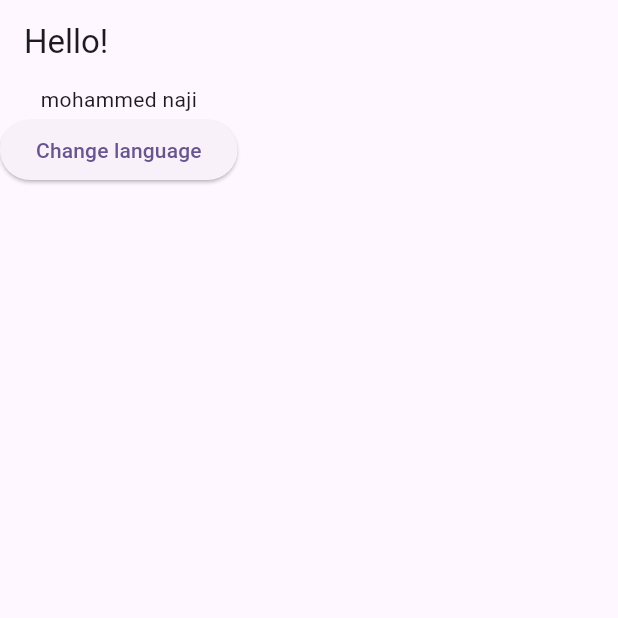
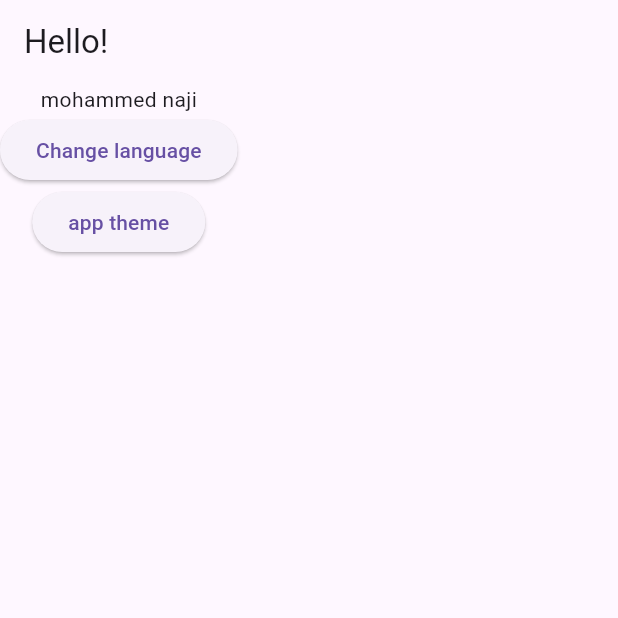
Before and after one commit to mohammednajy/CarAds_App, a Flutter app: the screen it shows after launch, on a phone screen of 412 x 824 dp, the top half of it. Run offline on Flutter 3.47's test engine with Material 3 defaults, Android fonts, the phone set to English and light mode, and no system bars; our stand-ins replace easy_localization, flutter_riverpod.

Commit message:
dark and light theme setup

```diff
--- a/assets/translations/ar.json
+++ b/assets/translations/ar.json
@@ -1,5 +1,6 @@
 {
     "hello": "مرحبا",
     "name": "محمد ناجي",
-    "change_lang": "تغيير اللغة"
+    "change_lang": "تغيير اللغة",
+    "theme":"ثيم التطبيق"
 }
--- a/assets/translations/en.json
+++ b/assets/translations/en.json
@@ -1,5 +1,6 @@
 {
     "hello": "Hello!",
     "name": "mohammed naji",
-    "change_lang": "Change language"
+    "change_lang": "Change language",
+    "theme": "app theme"
 }
--- /dev/null
+++ b/lib/core/theme/dark_theme.dart
@@ -0,0 +1,7 @@
+import 'package:flutter/material.dart';
+
+final ThemeData darkTheme = ThemeData(
+  brightness: Brightness.dark,
+  primaryColor: Colors.grey[900],
+  // Define additional dark theme properties here
+);
--- /dev/null
+++ b/lib/core/theme/light_theme.dart
@@ -0,0 +1,7 @@
+import 'package:flutter/material.dart';
+
+final ThemeData lightTheme = ThemeData(
+  brightness: Brightness.light,
+  primaryColor: Colors.blue,
+  // Define additional light theme properties here
+);
--- /dev/null
+++ b/lib/core/theme/theme_provider.dart
@@ -0,0 +1,14 @@
+import 'package:flutter/material.dart';
+import 'package:flutter_riverpod/flutter_riverpod.dart';
+
+class ThemeManager extends Notifier<ThemeMode> {
+  @override
+  ThemeMode build() => ThemeMode.system;
+
+  void toggleTheme() {
+    state = (state == ThemeMode.light) ? ThemeMode.dark : ThemeMode.light;
+  }
+}
+
+final themeManagerProvider =
+    NotifierProvider<ThemeManager, ThemeMode>(() => ThemeManager());
--- a/lib/main.dart
+++ b/lib/main.dart
@@ -1,7 +1,11 @@
 import 'package:car_ads_app/core/localization/codegen_loader.g.dart';
 import 'package:car_ads_app/core/localization/locale_keys.g.dart';
+import 'package:car_ads_app/core/theme/dark_theme.dart';
+import 'package:car_ads_app/core/theme/light_theme.dart';
+import 'package:car_ads_app/core/theme/theme_provider.dart';
 import 'package:easy_localization/easy_localization.dart';
 import 'package:flutter/material.dart';
+import 'package:flutter_riverpod/flutter_riverpod.dart';
 
 void main() async {
   WidgetsFlutterBinding.ensureInitialized();
@@ -12,35 +16,34 @@ void main() async {
       assetLoader: const CodegenLoader(),
       path: 'assets/translations',
       fallbackLocale: const Locale('en'),
-      child: const MyApp(),
+      child: const ProviderScope(child: MyApp()),
     ),
   );
 }
 
-class MyApp extends StatelessWidget {
+class MyApp extends ConsumerWidget {
   const MyApp({super.key});
 
   @override
-  Widget build(BuildContext context) {
+  Widget build(BuildContext context, WidgetRef ref) {
+    final themeManager = ref.watch(themeManagerProvider);
     return MaterialApp(
       localizationsDelegates: context.localizationDelegates,
       supportedLocales: context.supportedLocales,
       locale: context.locale,
       title: 'Flutter Demo',
-      theme: ThemeData(
-        colorScheme: ColorScheme.fromSeed(seedColor: Colors.deepPurple),
-        useMaterial3: true,
-      ),
+      darkTheme: darkTheme,
+      themeMode: themeManager,
+      theme: lightTheme,
       home: const MyHomePage(),
     );
   }
 }
 
-class MyHomePage extends StatelessWidget {
+class MyHomePage extends ConsumerWidget {
   const MyHomePage({super.key});
-
   @override
-  Widget build(BuildContext context) {
+  Widget build(BuildContext context, WidgetRef ref) {
     return Scaffold(
       appBar: AppBar(
         title: Text(LocaleKeys.hello.tr()),
@@ -54,9 +57,13 @@ class MyHomePage extends StatelessWidget {
                 context.locale.languageCode == 'ar'
                     ? context.setLocale(Locale('en'))
                     : context.setLocale(Locale('ar'));
-                // print(context.setLocale(Locale('ar')));
               },
-              child: Text(LocaleKeys.change_lang.tr()))
+              child: Text(LocaleKeys.change_lang.tr())),
+          ElevatedButton(
+              onPressed: () {
+                ref.read(themeManagerProvider.notifier).toggleTheme();
+              },
+              child: Text(LocaleKeys.theme.tr()))
         ],
       ),
     );
```
Also changed, not shown: pubspec.yaml (+1 -6 lines), lib/core/localization/codegen_loader.g.dart, lib/core/localization/locale_keys.g.dart, pubspec.lock, 1 other file.
